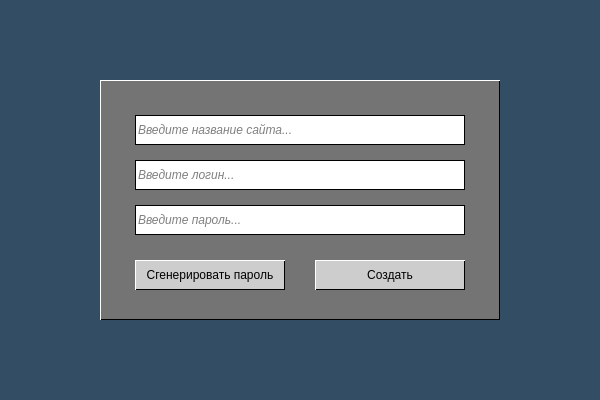
Before: the Qt Designer form frontend/pm_add_new_entry.ui in Kvazitropter/password-manager, drawn with Qt 5.
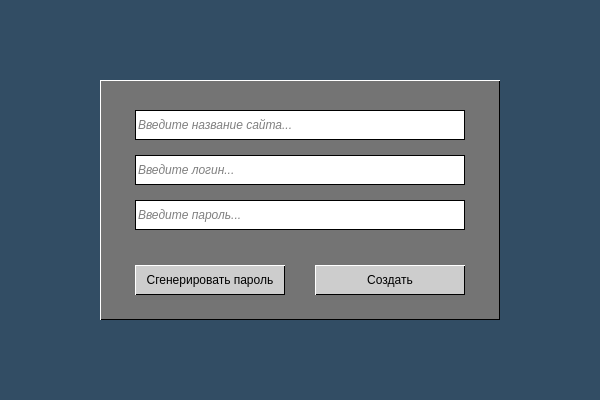
After: the same form once the commit is applied. Icons and pictures are not drawn.

```diff
--- a/frontend/pm_add_new_entry.ui
+++ b/frontend/pm_add_new_entry.ui
@@ -40,7 +40,7 @@
     <property name="geometry">
      <rect>
       <x>215</x>
-      <y>180</y>
+      <y>185</y>
       <width>150</width>
       <height>30</height>
      </rect>
@@ -69,7 +69,7 @@
     <property name="geometry">
      <rect>
       <x>35</x>
-      <y>35</y>
+      <y>30</y>
       <width>330</width>
       <height>30</height>
      </rect>
@@ -89,7 +89,7 @@
     <property name="geometry">
      <rect>
       <x>35</x>
-      <y>80</y>
+      <y>75</y>
       <width>330</width>
       <height>30</height>
      </rect>
@@ -109,7 +109,7 @@
     <property name="geometry">
      <rect>
       <x>35</x>
-      <y>125</y>
+      <y>120</y>
       <width>330</width>
       <height>30</height>
      </rect>
@@ -129,7 +129,7 @@
     <property name="geometry">
      <rect>
       <x>35</x>
-      <y>180</y>
+      <y>185</y>
       <width>150</width>
       <height>30</height>
      </rect>
```
Left out of the diff: 21 changed lines with no effect on the pictures.
